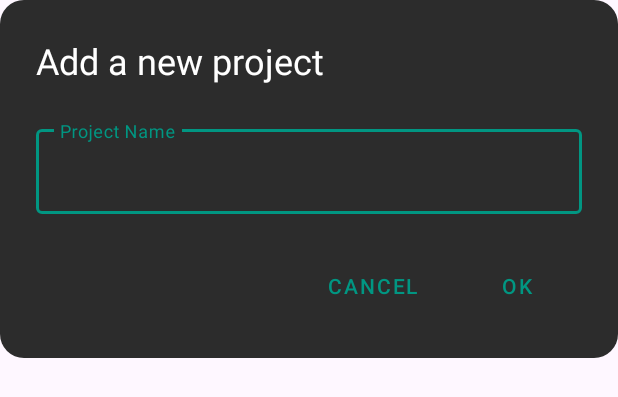
After one commit to Sheild007/FocusBuddy-a-task-managemnt-app, an Android app: the layout dialog_add_project.xml on its own in the app's theme, with its tools: preview values and no code run, on a phone screen of 412 x 824 dp. The commit adds this screen. Shown: the top 397 px of the screen. Run offline under Robolectric (Android 15) with nearby library versions, the phone set to English and light mode, and no system bars.

Commit message:
safe and load project done

```diff
--- a/app/src/main/AndroidManifest.xml
+++ b/app/src/main/AndroidManifest.xml
@@ -12,6 +12,9 @@
         android:supportsRtl="true"
         android:theme="@style/Theme.FocusBuddy"
         tools:targetApi="31">
+        <activity
+            android:name=".projectDetails"
+            android:exported="false" />
         <activity
             android:name=".Today"
             android:exported="false" />
--- /dev/null
+++ b/app/src/main/res/drawable/dialog_background.xml
@@ -0,0 +1,5 @@
+<?xml version="1.0" encoding="utf-8"?>
+<shape xmlns:android="http://schemas.android.com/apk/res/android">
+    <solid android:color="#FF2C2C2C" />
+    <corners android:radius="16dp" />
+</shape>
--- /dev/null
+++ b/app/src/main/res/layout/dialog_add_project.xml
@@ -0,0 +1,63 @@
+<?xml version="1.0" encoding="utf-8"?>
+<LinearLayout xmlns:android="http://schemas.android.com/apk/res/android"
+    xmlns:app="http://schemas.android.com/apk/res-auto"
+    android:layout_width="match_parent"
+    android:layout_height="wrap_content"
+    android:background="@drawable/dialog_background"
+    android:orientation="vertical"
+    android:padding="24dp">
+
+    <TextView
+        android:layout_width="match_parent"
+        android:layout_height="wrap_content"
+        android:text="Add a new project"
+        android:textColor="@color/white"
+        android:textSize="24sp"
+        android:layout_marginBottom="24dp" />
+
+    <com.google.android.material.textfield.TextInputLayout
+        android:layout_width="match_parent"
+        android:layout_height="wrap_content"
+        android:hint="Project Name"
+        android:textColorHint="@color/accent_green"
+        app:boxStrokeColor="@color/accent_green"
+        app:hintTextColor="@color/accent_green"
+        style="@style/Widget.MaterialComponents.TextInputLayout.OutlinedBox">
+
+        <com.google.android.material.textfield.TextInputEditText
+            android:id="@+id/editTextProjectName"
+            android:layout_width="match_parent"
+            android:layout_height="wrap_content"
+            android:textColor="@color/white"
+            android:inputType="text"
+            android:maxLines="1" />
+
+    </com.google.android.material.textfield.TextInputLayout>
+
+    <LinearLayout
+        android:layout_width="match_parent"
+        android:layout_height="wrap_content"
+        android:orientation="horizontal"
+        android:gravity="end"
+        android:layout_marginTop="24dp">
+
+        <com.google.android.material.button.MaterialButton
+            android:id="@+id/btnCancel"
+            android:layout_width="wrap_content"
+            android:layout_height="wrap_content"
+            android:text="CANCEL"
+            android:textColor="@color/accent_green"
+            style="@style/Widget.MaterialComponents.Button.TextButton" />
+
+        <com.google.android.material.button.MaterialButton
+            android:id="@+id/btnOk"
+            android:layout_width="wrap_content"
+            android:layout_height="wrap_content"
+            android:text="OK"
+            android:textColor="@color/accent_green"
+            style="@style/Widget.MaterialComponents.Button.TextButton"
+            android:layout_marginStart="8dp" />
+
+    </LinearLayout>
+
+</LinearLayout>
```
Also changed, not shown: app/src/main/java/com/example/focusbuddy/MainActivity.java (+12 -0 lines), app/src/main/java/com/example/focusbuddy/MainFragment.java (+119 -1 lines), app/src/main/java/com/example/focusbuddy/Project.java (added, +163 -0 lines), app/src/main/java/com/example/focusbuddy/ProjectAdapter.java (added, +52 -0 lines), app/src/main/java/com/example/focusbuddy/Task.java (added, +116 -0 lines), app/src/main/java/com/example/focusbuddy/projectDetails.java (added, +24 -0 lines), app/src/main/res/layout/activity_project_details.xml (added, +10 -0 lines), app/src/main/res/layout/item_project.xml (+23 -14 lines), app/src/main/res/drawable/ic_add.png (added), app/src/main/res/drawable/ic_folder.png (added).
